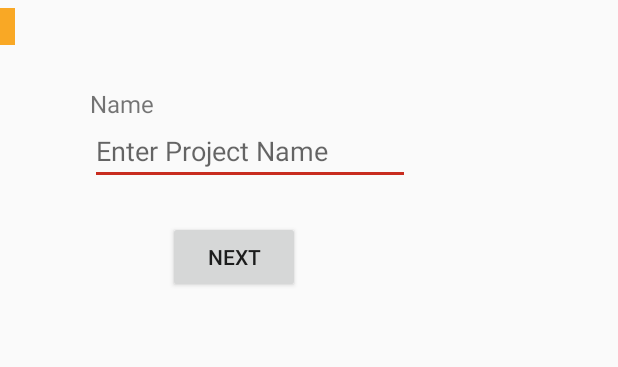
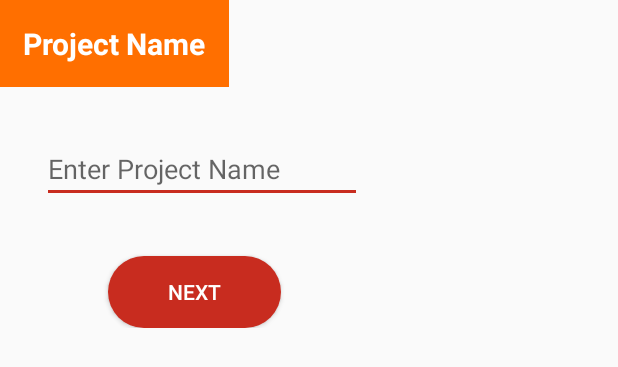
Before and after one commit to Adishah3103/LVCreate, an Android app: the layout create_dialog.xml on its own in the app's theme, with its tools: preview values and no code run, on a phone screen of 412 x 824 dp. Shown: the top 367 px of the screen. Run offline under Robolectric (Android 15) with nearby library versions, the phone set to English and light mode, and no system bars.

Commit message:
Update create dialog

```diff
--- a/app/src/main/AndroidManifest.xml
+++ b/app/src/main/AndroidManifest.xml
@@ -50,6 +50,7 @@
             </intent-filter>
         </receiver>
 
+        <activity android:name=".activity.ProjectActivity"></activity>
     </application>
 
 </manifest>
--- a/app/src/main/res/layout/create_dialog.xml
+++ b/app/src/main/res/layout/create_dialog.xml
@@ -4,50 +4,51 @@
     xmlns:app="http://schemas.android.com/apk/res-auto"
     xmlns:tools="http://schemas.android.com/tools"
     android:layout_width="wrap_content"
-    android:layout_height="wrap_content">
+    android:layout_height="wrap_content"
+    android:paddingBottom="30dp"
+    >
 
     <TextView
         android:id="@+id/textView2"
         android:layout_width="match_parent"
         android:layout_height="wrap_content"
 
-        android:layout_marginTop="5dp"
-        android:paddingLeft="@dimen/margin_10_dp"
-        android:textSize="18sp"
-        android:background="#F9A825"
+        android:text="Project Name"
+        android:textStyle="bold"
+        android:textColor="@color/white"
+
+        android:padding="15dp"
+        android:textSize="20sp"
+        android:background="#FF6F00"
         app:layout_constraintStart_toStartOf="parent"
         app:layout_constraintTop_toTopOf="parent" />
 
     <EditText
         android:id="@+id/projectname"
-        android:layout_width="wrap_content"
+        android:layout_width="match_parent"
         android:layout_height="wrap_content"
-        android:layout_marginStart="60dp"
-        android:layout_marginTop="48dp"
+        android:layout_marginStart="28dp"
+        android:layout_marginTop="32dp"
+
         android:ems="10"
         android:hint="Enter Project Name"
         android:inputType="textPersonName"
         app:layout_constraintStart_toStartOf="parent"
         app:layout_constraintTop_toBottomOf="@+id/textView2" />
 
-    <TextView
-        android:id="@+id/textView3"
-        android:layout_width="wrap_content"
-        android:layout_height="wrap_content"
-        android:layout_marginStart="60dp"
-        android:layout_marginTop="28dp"
-        android:text="Name"
-        android:textSize="16sp"
-        app:layout_constraintStart_toStartOf="parent"
-        app:layout_constraintTop_toBottomOf="@+id/textView2" />
 
     <Button
         android:id="@+id/next"
         android:layout_width="wrap_content"
         android:layout_height="wrap_content"
-        android:layout_marginStart="52dp"
-        android:layout_marginTop="24dp"
+        android:layout_marginStart="44dp"
+        android:layout_marginTop="35dp"
+
+        android:background="@drawable/signin_btn_bg"
+        android:paddingLeft="40dp"
+        android:paddingRight="40dp"
         android:text="NEXT"
+        android:textColor="@color/white"
         app:layout_constraintStart_toStartOf="@+id/projectname"
         app:layout_constraintTop_toBottomOf="@+id/projectname" />
 </android.support.constraint.ConstraintLayout>
```
Also changed, not shown: app/src/main/java/lokavidya/iitb/com/lvcreate/activity/DashboardActivity.java (+26 -23 lines), app/src/main/java/lokavidya/iitb/com/lvcreate/activity/ProjectActivity.java (added, +30 -0 lines), app/src/main/res/layout/activity_project.xml (added, +21 -0 lines).
